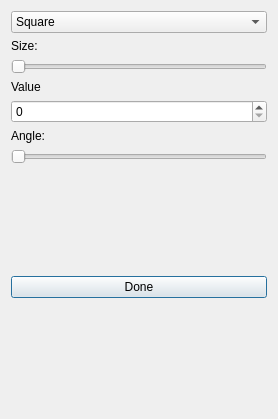
The window that fredo/gui/brush_dialog.ui (fredo-editor/FreDo) describes before a commit, drawn with Qt 5.
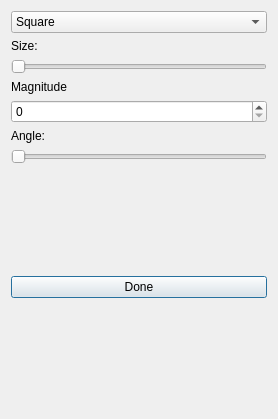
The same window after the commit.

Commit message: Changed brush value to magnitude

```diff
--- a/fredo/gui/brush_dialog.ui
+++ b/fredo/gui/brush_dialog.ui
@@ -57,7 +57,7 @@
      <item>
       <widget class="QLabel" name="label_2">
        <property name="text">
-        <string>Value</string>
+        <string>Magnitude</string>
        </property>
       </widget>
      </item>
```
